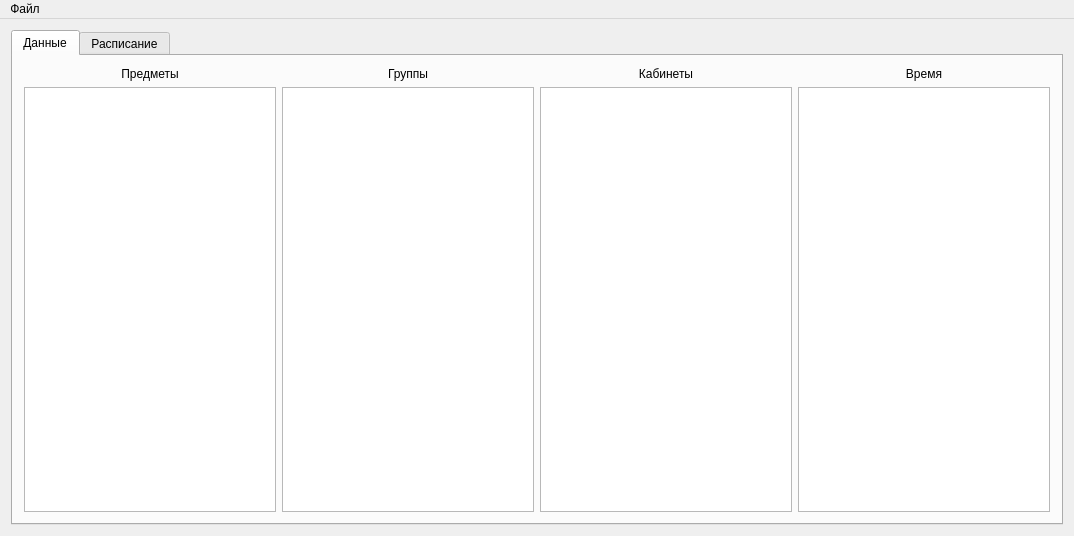
First picture: the form in gui/mainwindow.ui, repository valeriefuerte/ScheduleMultipartiteGraph, before the edit.
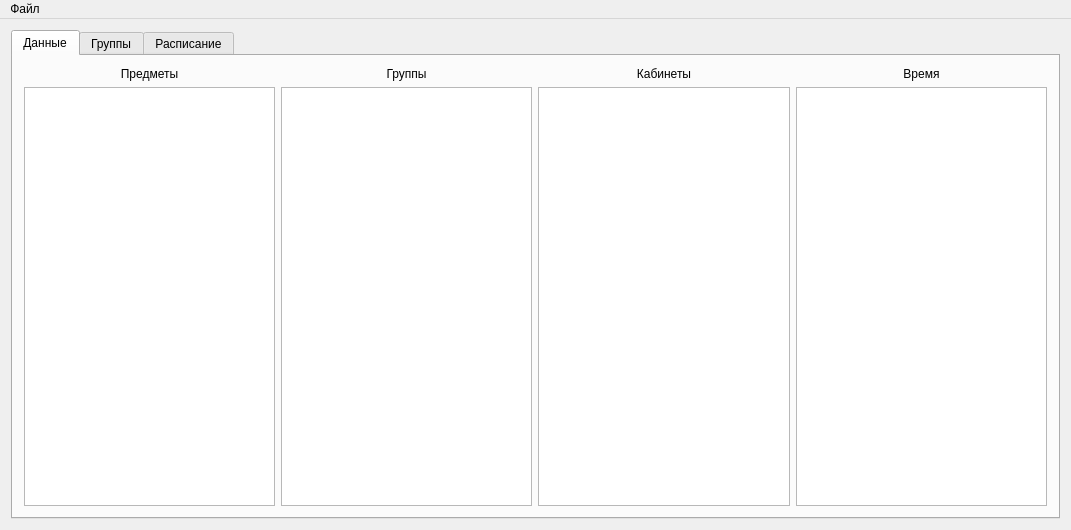
Second picture: the form after the edit. The open tabs and pages were chosen to show the change.

Commit message: add tab groups

The edit to the form file:
```diff
--- a/gui/mainwindow.ui
+++ b/gui/mainwindow.ui
@@ -6,8 +6,8 @@
    <rect>
     <x>0</x>
     <y>0</y>
-    <width>1074</width>
-    <height>536</height>
+    <width>1071</width>
+    <height>530</height>
    </rect>
   </property>
   <property name="windowTitle">
@@ -28,26 +28,7 @@
         <string>Данные</string>
        </attribute>
        <layout class="QGridLayout" name="gridLayout_2">
-        <item row="5" column="0">
-         <widget class="QTableView" name="subject_table"/>
-        </item>
-        <item row="3" column="2">
-         <widget class="QLabel" name="cabinetsLabel">
-          <property name="text">
-           <string>Кабинеты</string>
-          </property>
-          <property name="alignment">
-           <set>Qt::AlignCenter</set>
-          </property>
-         </widget>
-        </item>
-        <item row="5" column="1">
-         <widget class="QTableView" name="group_table"/>
-        </item>
-        <item row="5" column="2">
-         <widget class="QTableView" name="cabinets_table"/>
-        </item>
-        <item row="3" column="3">
+        <item row="2" column="3">
          <widget class="QLabel" name="timeLabel">
           <property name="text">
            <string>Время</string>
@@ -57,17 +38,13 @@
           </property>
          </widget>
         </item>
-        <item row="3" column="1">
-         <widget class="QLabel" name="groupsLabel">
-          <property name="text">
-           <string>Группы</string>
-          </property>
-          <property name="alignment">
-           <set>Qt::AlignCenter</set>
-          </property>
-         </widget>
+        <item row="4" column="2">
+         <widget class="QTableView" name="cabinets_table"/>
         </item>
-        <item row="3" column="0">
+        <item row="4" column="3">
+         <widget class="QTableView" name="time_table"/>
+        </item>
+        <item row="2" column="0">
          <widget class="QLabel" name="fieldsLabel">
           <property name="text">
            <string>Предметы</string>
@@ -77,11 +54,51 @@
           </property>
          </widget>
         </item>
-        <item row="5" column="3">
-         <widget class="QTableView" name="time_table"/>
+        <item row="2" column="2">
+         <widget class="QLabel" name="cabinetsLabel">
+          <property name="text">
+           <string>Кабинеты</string>
+          </property>
+          <property name="alignment">
+           <set>Qt::AlignCenter</set>
+          </property>
+         </widget>
         </item>
-        <item row="6" column="3">
-         <layout class="QGridLayout" name="gridLayout_time_btn"/>
+        <item row="4" column="0">
+         <widget class="QTableView" name="subject_table"/>
+        </item>
+        <item row="4" column="1">
+         <widget class="QTableView" name="group_table"/>
+        </item>
+        <item row="2" column="1">
+         <widget class="QLabel" name="groupsLabel">
+          <property name="text">
+           <string>Группы</string>
+          </property>
+          <property name="alignment">
+           <set>Qt::AlignCenter</set>
+          </property>
+         </widget>
+        </item>
+       </layout>
+      </widget>
+      <widget class="QWidget" name="group_subject_tab">
+       <attribute name="title">
+        <string>Группы</string>
+       </attribute>
+       <layout class="QGridLayout" name="gridLayout_5">
+        <item row="1" column="0">
+         <widget class="QTableView" name="gr_sub_table"/>
+        </item>
+        <item row="0" column="0">
+         <widget class="QLabel" name="label_gr_sb">
+          <property name="text">
+           <string>Группы</string>
+          </property>
+          <property name="alignment">
+           <set>Qt::AlignCenter</set>
+          </property>
+         </widget>
         </item>
        </layout>
       </widget>
@@ -99,8 +116,8 @@
     <rect>
      <x>0</x>
      <y>0</y>
-     <width>1074</width>
-     <height>33</height>
+     <width>1071</width>
+     <height>22</height>
     </rect>
    </property>
    <widget class="QMenu" name="menu">
```
Left out of the diff: 6 changed lines with no effect on the pictures. The commit also changes 8 other files.
